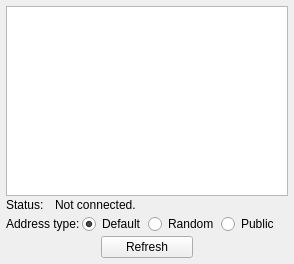
Qt form plugins/nus_transport/nus_bluetooth_setup.ui (thedjnK/AuTerm) before a commit.
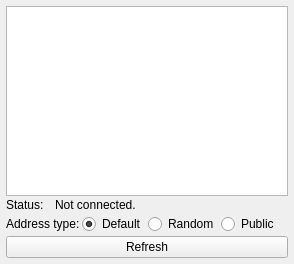
The same form after that commit.

Commit message: plugins: transport: nus: Add updated signal names, remove unused items on windows

```diff
--- a/plugins/nus_transport/nus_bluetooth_setup.ui
+++ b/plugins/nus_transport/nus_bluetooth_setup.ui
@@ -10,6 +10,12 @@
     <height>264</height>
    </rect>
   </property>
+  <property name="sizePolicy">
+   <sizepolicy hsizetype="Maximum" vsizetype="Preferred">
+    <horstretch>0</horstretch>
+    <verstretch>0</verstretch>
+   </sizepolicy>
+  </property>
   <property name="windowTitle">
    <string>Bluetooth NUS setup</string>
   </property>
@@ -80,16 +86,6 @@
    <item row="0" column="0" colspan="3">
     <widget class="QListWidget" name="list_devices"/>
    </item>
-   <item row="4" column="1">
-    <widget class="QPushButton" name="btn_refresh">
-     <property name="enabled">
-      <bool>true</bool>
-     </property>
-     <property name="text">
-      <string>Refresh</string>
-     </property>
-    </widget>
-   </item>
    <item row="2" column="0" colspan="3">
     <layout class="QHBoxLayout" name="horizontalLayout_2">
      <property name="spacing">
@@ -133,6 +129,16 @@
      </item>
     </layout>
    </item>
+   <item row="4" column="0" colspan="3">
+    <widget class="QPushButton" name="btn_refresh">
+     <property name="enabled">
+      <bool>true</bool>
+     </property>
+     <property name="text">
+      <string>Refresh</string>
+     </property>
+    </widget>
+   </item>
   </layout>
  </widget>
  <resources/>
```
The commit also changes 3 other files.
